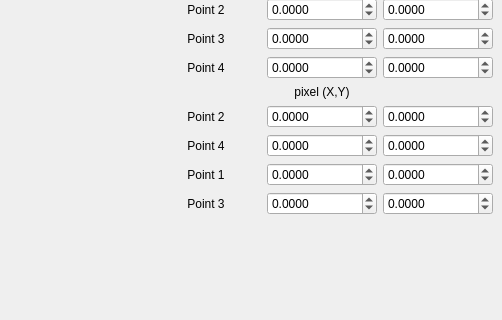
The window that core/mainwindow.ui (kmolLin/opencv_with_python) describes before a commit, drawn with Qt 5; both pictures show x 527 to 1029 and y 88 to 408 of the 1029 by 620 pixel window.
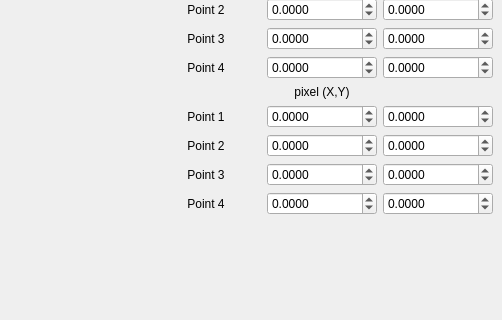
The same window after the commit.

Diff of the .ui file:
```diff
--- a/core/mainwindow.ui
+++ b/core/mainwindow.ui
@@ -341,86 +341,6 @@
           </property>
          </widget>
         </item>
-        <item>
-         <layout class="QHBoxLayout" name="horizontalLayout_6">
-          <item>
-           <widget class="QLabel" name="label_8">
-            <property name="text">
-             <string>Point 2</string>
-            </property>
-            <property name="alignment">
-             <set>Qt::AlignCenter</set>
-            </property>
-           </widget>
-          </item>
-          <item>
-           <widget class="QDoubleSpinBox" name="pp2x">
-            <property name="decimals">
-             <number>4</number>
-            </property>
-            <property name="minimum">
-             <double>-10000.000000000000000</double>
-            </property>
-            <property name="maximum">
-             <double>10000.000000000000000</double>
-            </property>
-           </widget>
-          </item>
-          <item>
-           <widget class="QDoubleSpinBox" name="pp2y">
-            <property name="decimals">
-             <number>4</number>
-            </property>
-            <property name="minimum">
-             <double>-10000.000000000000000</double>
-            </property>
-            <property name="maximum">
-             <double>10000.000000000000000</double>
-            </property>
-           </widget>
-          </item>
-         </layout>
-        </item>
-        <item>
-         <layout class="QHBoxLayout" name="horizontalLayout_8">
-          <item>
-           <widget class="QLabel" name="label_10">
-            <property name="text">
-             <string>Point 4</string>
-            </property>
-            <property name="alignment">
-             <set>Qt::AlignCenter</set>
-            </property>
-           </widget>
-          </item>
-          <item>
-           <widget class="QDoubleSpinBox" name="pp4x">
-            <property name="decimals">
-             <number>4</number>
-            </property>
-            <property name="minimum">
-             <double>-10000.000000000000000</double>
-            </property>
-            <property name="maximum">
-             <double>10000.000000000000000</double>
-            </property>
-           </widget>
-          </item>
-          <item>
-           <widget class="QDoubleSpinBox" name="pp4y">
-            <property name="decimals">
-             <number>4</number>
-            </property>
-            <property name="minimum">
-             <double>-10000.000000000000000</double>
-            </property>
-            <property name="maximum">
-             <double>10000.000000000000000</double>
-            </property>
-           </widget>
-          </item>
-         </layout>
-        </item>
         <item>
          <layout class="QHBoxLayout" name="horizontalLayout_5">
           <item>
@@ -461,6 +381,46 @@
           </item>
          </layout>
         </item>
+        <item>
+         <layout class="QHBoxLayout" name="horizontalLayout_6">
+          <item>
+           <widget class="QLabel" name="label_8">
+            <property name="text">
+             <string>Point 2</string>
+            </property>
+            <property name="alignment">
+             <set>Qt::AlignCenter</set>
+            </property>
+           </widget>
+          </item>
+          <item>
+           <widget class="QDoubleSpinBox" name="pp2x">
+            <property name="decimals">
+             <number>4</number>
+            </property>
+            <property name="minimum">
+             <double>-10000.000000000000000</double>
+            </property>
+            <property name="maximum">
+             <double>10000.000000000000000</double>
+            </property>
+           </widget>
+          </item>
+          <item>
+           <widget class="QDoubleSpinBox" name="pp2y">
+            <property name="decimals">
+             <number>4</number>
+            </property>
+            <property name="minimum">
+             <double>-10000.000000000000000</double>
+            </property>
+            <property name="maximum">
+             <double>10000.000000000000000</double>
+            </property>
+           </widget>
+          </item>
+         </layout>
+        </item>
         <item>
          <layout class="QHBoxLayout" name="horizontalLayout_7">
           <item>
@@ -501,6 +461,46 @@
           </item>
          </layout>
         </item>
+        <item>
+         <layout class="QHBoxLayout" name="horizontalLayout_8">
+          <item>
+           <widget class="QLabel" name="label_10">
+            <property name="text">
+             <string>Point 4</string>
+            </property>
+            <property name="alignment">
+             <set>Qt::AlignCenter</set>
+            </property>
+           </widget>
+          </item>
+          <item>
+           <widget class="QDoubleSpinBox" name="pp4x">
+            <property name="decimals">
+             <number>4</number>
+            </property>
+            <property name="minimum">
+             <double>-10000.000000000000000</double>
+            </property>
+            <property name="maximum">
+             <double>10000.000000000000000</double>
+            </property>
+           </widget>
+          </item>
+          <item>
+           <widget class="QDoubleSpinBox" name="pp4y">
+            <property name="decimals">
+             <number>4</number>
+            </property>
+            <property name="minimum">
+             <double>-10000.000000000000000</double>
+            </property>
+            <property name="maximum">
+             <double>10000.000000000000000</double>
+            </property>
+           </widget>
+          </item>
+         </layout>
+        </item>
        </layout>
       </item>
       <item>
```
